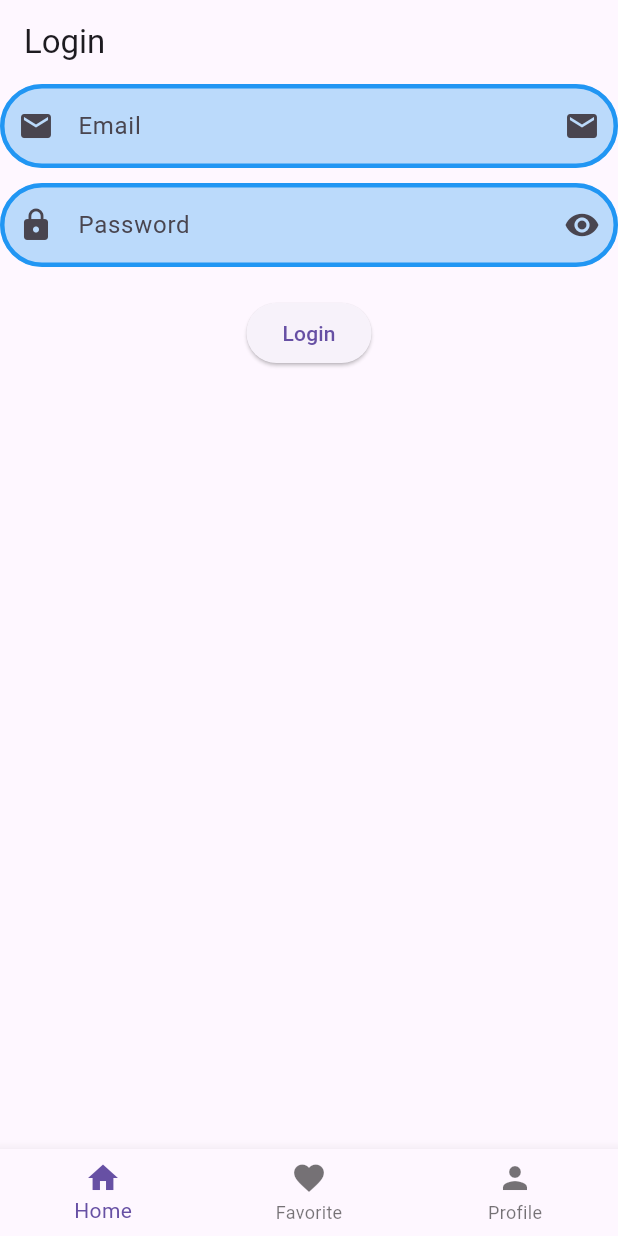
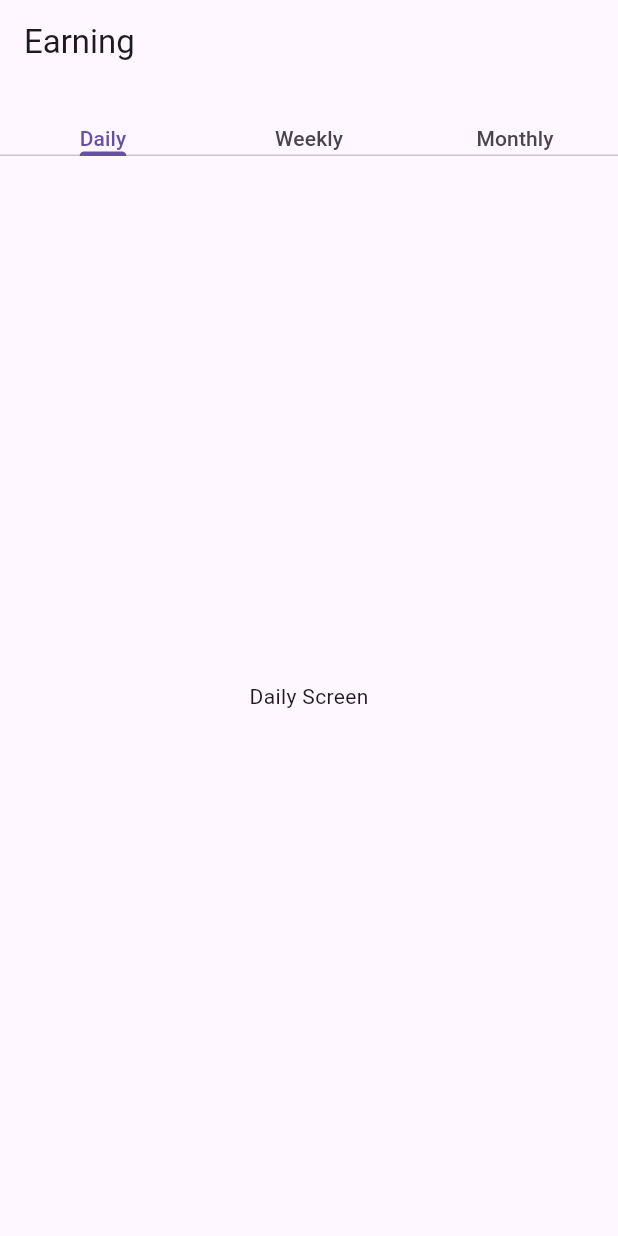
Before and after one commit to MuhammadAliKust/Flutter-B17, a Flutter app: the screen it shows after launch, on a phone screen of 412 x 824 dp. Run offline on Flutter 3.47's test engine with Material 3 defaults, Android fonts, the light colour scheme and no system bars; our stand-ins replace smooth_page_indicator, string_validator.

Commit message:
Tabbar Done

```diff
--- a/lib/main.dart
+++ b/lib/main.dart
@@ -5,6 +5,7 @@ import 'package:flutter_b17/grid_view.dart';
 import 'package:flutter_b17/multiple_selection.dart';
 import 'package:flutter_b17/page_view_demo.dart';
 import 'package:flutter_b17/single_selection.dart';
+import 'package:flutter_b17/tabbar_view.dart';
 
 import 'bottom_bar.dart';
 import 'list_view_demo.dart';
@@ -20,8 +21,8 @@ class MyApp extends StatelessWidget {
 
   @override
   Widget build(BuildContext context) {
-    return  MaterialApp(
-      home: BottomBarDemo(),
+    return MaterialApp(
+      home: TabbarViewDemo(),
     );
   }
 }
--- /dev/null
+++ b/lib/tabbar_view.dart
@@ -0,0 +1,32 @@
+import 'package:flutter/material.dart';
+import 'package:flutter_b17/login.dart';
+
+class TabbarViewDemo extends StatelessWidget {
+  const TabbarViewDemo({super.key});
+
+  @override
+  Widget build(BuildContext context) {
+    return DefaultTabController(
+      length: 3,
+      child: Scaffold(
+        appBar: AppBar(
+          title: const Text("Earning"),
+          bottom: const TabBar(tabs: [
+            Text("Daily"),
+            Text("Weekly"),
+            Text("Monthly"),
+          ]),
+        ),
+        body: TabBarView(children: [
+          const Center(
+            child: Text("Daily Screen"),
+          ),
+          const Center(
+            child: Text("Weekly Screen"),
+          ),
+          LoginView(),
+        ]),
+      ),
+    );
+  }
+}
```
